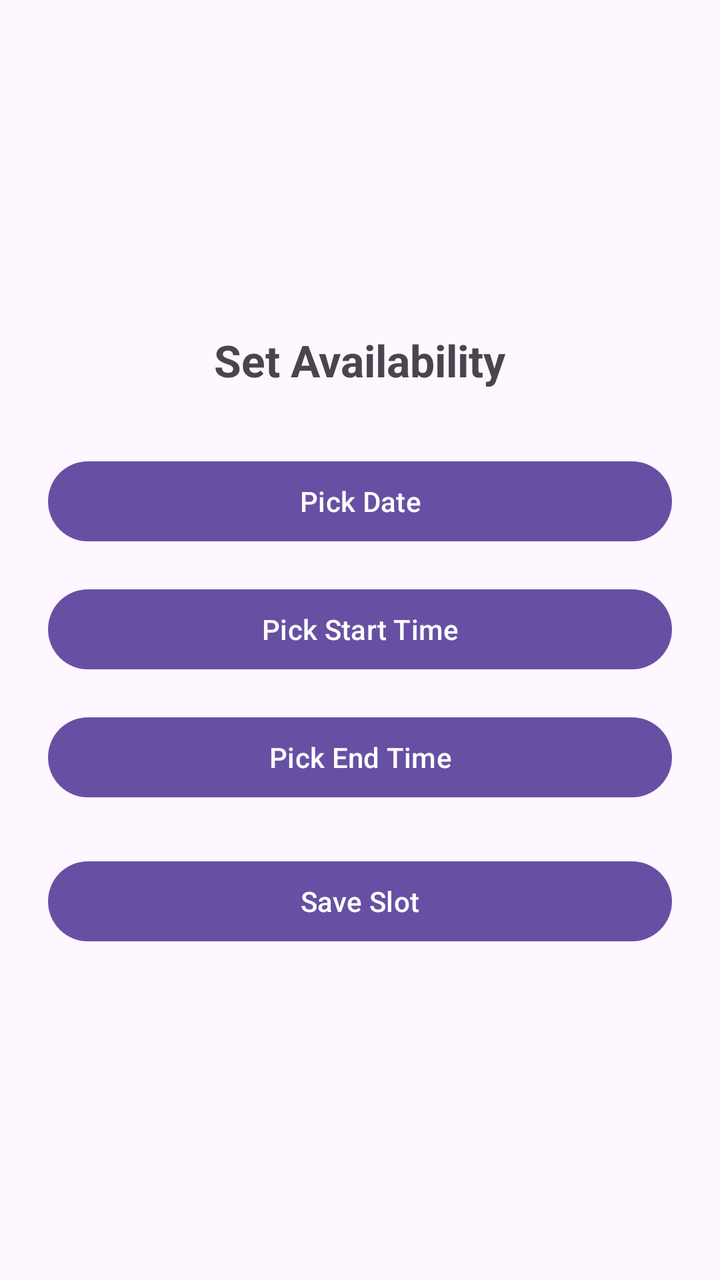
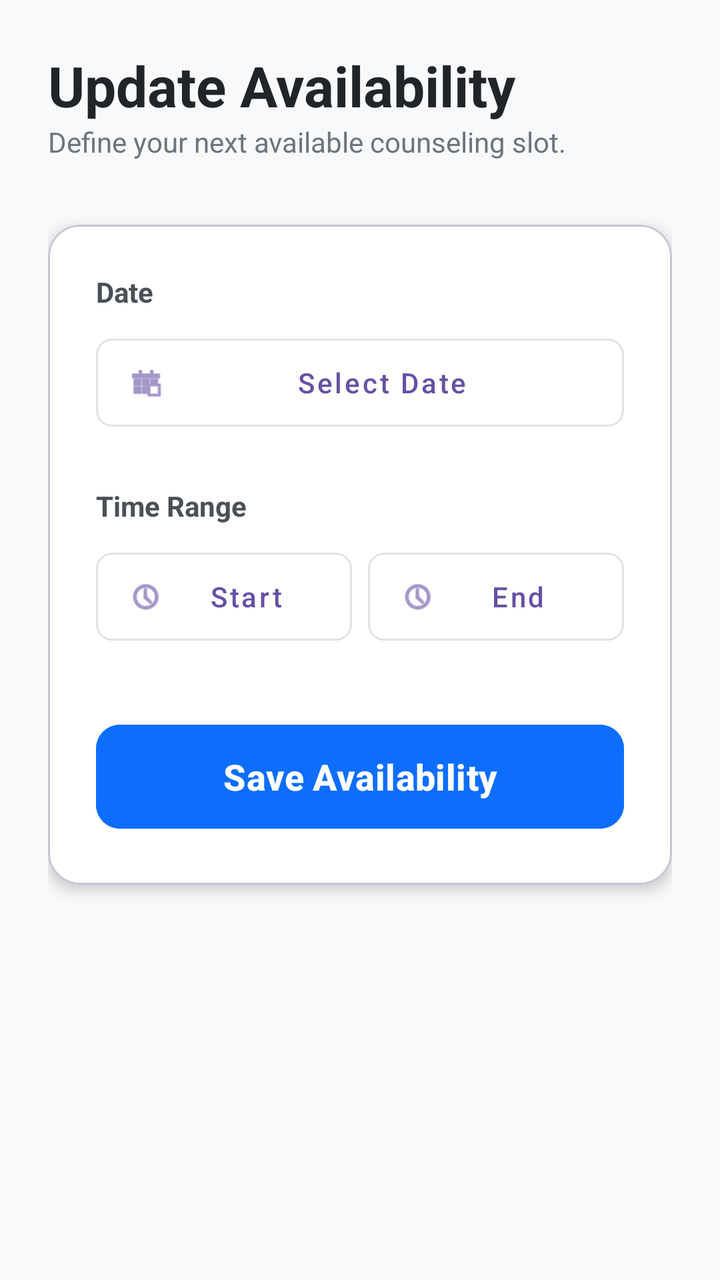

The first picture is an Android layout as it rendered before a commit; the second is the same layout after the commit. The layout source and the unified diff follow.
<!-- AndroidManifest.xml: application theme Theme.CounsellingApp -->
<!-- res/layout/activity_set_availability.xml -->
<?xml version="1.0" encoding="utf-8"?>
<LinearLayout xmlns:android="http://schemas.android.com/apk/res/android"
    android:layout_width="match_parent"
    android:layout_height="match_parent"
    android:orientation="vertical"
    android:padding="24dp"
    android:gravity="center">

    <TextView
        android:layout_width="wrap_content"
        android:layout_height="wrap_content"
        android:text="Set Availability"
        android:textSize="22sp"
        android:textStyle="bold"
        android:layout_marginBottom="32dp" />

    
    <Button
        android:id="@+id/btnPickDate"
        android:layout_width="match_parent"
        android:layout_height="wrap_content"
        android:text="Pick Date"
        android:layout_marginBottom="16dp" />

    
    <Button
        android:id="@+id/btnPickStartTime"
        android:layout_width="match_parent"
        android:layout_height="wrap_content"
        android:text="Pick Start Time"
        android:layout_marginBottom="16dp" />

    
    <Button
        android:id="@+id/btnPickEndTime"
        android:layout_width="match_parent"
        android:layout_height="wrap_content"
        android:text="Pick End Time"
        android:layout_marginBottom="24dp" />

    <ProgressBar
        android:id="@+id/progressBarAvailability"
        android:layout_width="wrap_content"
        android:layout_height="wrap_content"
        android:layout_gravity="center_horizontal"
        android:visibility="gone"
        android:layout_marginBottom="8dp" />

    <Button
        android:id="@+id/btnSaveSlot"
        android:layout_width="match_parent"
        android:layout_height="wrap_content"
        android:text="Save Slot" />

</LinearLayout>
<!-- resources referenced by this layout -->
<resources>
  <style name="Theme.CounsellingApp" parent="Base.Theme.CounsellingApp" />
  <style name="Base.Theme.CounsellingApp" parent="Theme.Material3.DayNight.NoActionBar">
          
          
      </style>
</resources>

<!-- the commit's change to res/layout/activity_set_availability.xml (unified diff, before → after) -->
@@ -1,55 +1,121 @@
 <?xml version="1.0" encoding="utf-8"?>
 <LinearLayout xmlns:android="http://schemas.android.com/apk/res/android"
+    xmlns:app="http://schemas.android.com/apk/res-auto"
     android:layout_width="match_parent"
     android:layout_height="match_parent"
     android:orientation="vertical"
-    android:padding="24dp"
-    android:gravity="center">
+    android:background="#F8F9FA"
+    android:padding="24dp">
 
     <TextView
         android:layout_width="wrap_content"
         android:layout_height="wrap_content"
-        android:text="Set Availability"
-        android:textSize="22sp"
+        android:text="Update Availability"
+        android:textSize="28sp"
         android:textStyle="bold"
+        android:textColor="#212529" />
+
+    <TextView
+        android:layout_width="wrap_content"
+        android:layout_height="wrap_content"
+        android:text="Define your next available counseling slot."
+        android:textSize="14sp"
+        android:textColor="#6C757D"
         android:layout_marginBottom="32dp" />
 
-    
-    <Button
-        android:id="@+id/btnPickDate"
+    <com.google.android.material.card.MaterialCardView
         android:layout_width="match_parent"
         android:layout_height="wrap_content"
-        android:text="Pick Date"
-        android:layout_marginBottom="16dp" />
+        app:cardCornerRadius="16dp"
+        app:cardElevation="4dp"
+        app:cardBackgroundColor="@android:color/white">
 
-    
-    <Button
-        android:id="@+id/btnPickStartTime"
-        android:layout_width="match_parent"
-        android:layout_height="wrap_content"
-        android:text="Pick Start Time"
-        android:layout_marginBottom="16dp" />
+        <LinearLayout
+            android:layout_width="match_parent"
+            android:layout_height="wrap_content"
+            android:orientation="vertical"
+            android:padding="24dp">
 
-    
-    <Button
-        android:id="@+id/btnPickEndTime"
-        android:layout_width="match_parent"
-        android:layout_height="wrap_content"
-        android:text="Pick End Time"
-        android:layout_marginBottom="24dp" />
+            <TextView
+                android:layout_width="wrap_content"
+                android:layout_height="wrap_content"
+                android:text="Date"
+                android:textSize="14sp"
+                android:textStyle="bold"
+                android:textColor="#495057"
+                android:layout_marginBottom="8dp"/>
 
-    <ProgressBar
-        android:id="@+id/progressBarAvailability"
-        android:layout_width="wrap_content"
-        android:layout_height="wrap_content"
-        android:layout_gravity="center_horizontal"
-        android:visibility="gone"
-        android:layout_marginBottom="8dp" />
+            <com.google.android.material.button.MaterialButton
+                android:id="@+id/btnPickDate"
+                style="@style/Widget.MaterialComponents.Button.OutlinedButton"
+                android:layout_width="match_parent"
+                android:layout_height="56dp"
+                android:text="Select Date"
+                android:textAllCaps="false"
+                app:icon="@android:drawable/ic_menu_today"
+                app:cornerRadius="8dp"
+                android:layout_marginBottom="24dp" />
 
-    <Button
-        android:id="@+id/btnSaveSlot"
-        android:layout_width="match_parent"
-        android:layout_height="wrap_content"
-        android:text="Save Slot" />
+
+            <TextView
+                android:layout_width="wrap_content"
+                android:layout_height="wrap_content"
+                android:text="Time Range"
+                android:textSize="14sp"
+                android:textStyle="bold"
+                android:textColor="#495057"
+                android:layout_marginBottom="8dp"/>
+
+            <LinearLayout
+                android:layout_width="match_parent"
+                android:layout_height="wrap_content"
+                android:orientation="horizontal"
+                android:layout_marginBottom="32dp">
+
+                <com.google.android.material.button.MaterialButton
+                    android:id="@+id/btnPickStartTime"
+                    style="@style/Widget.MaterialComponents.Button.OutlinedButton"
+                    android:layout_width="0dp"
+                    android:layout_height="56dp"
+                    android:layout_weight="1"
+                    android:text="Start"
+                    android:textAllCaps="false"
+                    app:icon="@android:drawable/ic_menu_recent_history"
+                    app:cornerRadius="8dp"
+                    android:layout_marginEnd="8dp" />
+
+                <com.google.android.material.button.MaterialButton
+                    android:id="@+id/btnPickEndTime"
+                    style="@style/Widget.MaterialComponents.Button.OutlinedButton"
+                    android:layout_width="0dp"
+                    android:layout_height="56dp"
+                    android:layout_weight="1"
+                    android:text="End"
+                    android:textAllCaps="false"
+                    app:icon="@android:drawable/ic_menu_recent_history"
+                    app:cornerRadius="8dp" />
+            </LinearLayout>
+
+            <ProgressBar
+                android:id="@+id/progressBarAvailability"
+                android:layout_width="32dp"
+                android:layout_height="32dp"
+                android:layout_gravity="center_horizontal"
+                android:visibility="gone"
+                android:layout_marginBottom="16dp" />
+
+            <com.google.android.material.button.MaterialButton
+                android:id="@+id/btnSaveSlot"
+                android:layout_width="match_parent"
+                android:layout_height="60dp"
+                android:text="Save Availability"
+                android:textAllCaps="false"
+                android:textSize="18sp"
+                android:textStyle="bold"
+                app:cornerRadius="12dp"
+                android:backgroundTint="#0D6EFD" />
+
+        </LinearLayout>
+    </com.google.android.material.card.MaterialCardView>
 
 </LinearLayout>
